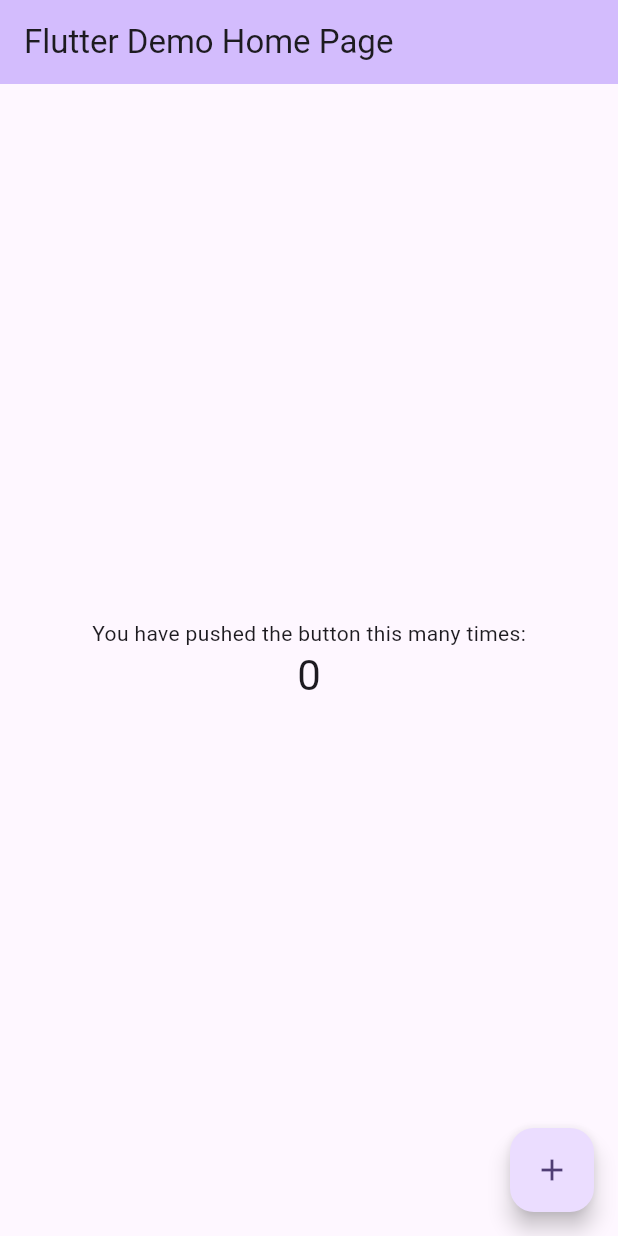
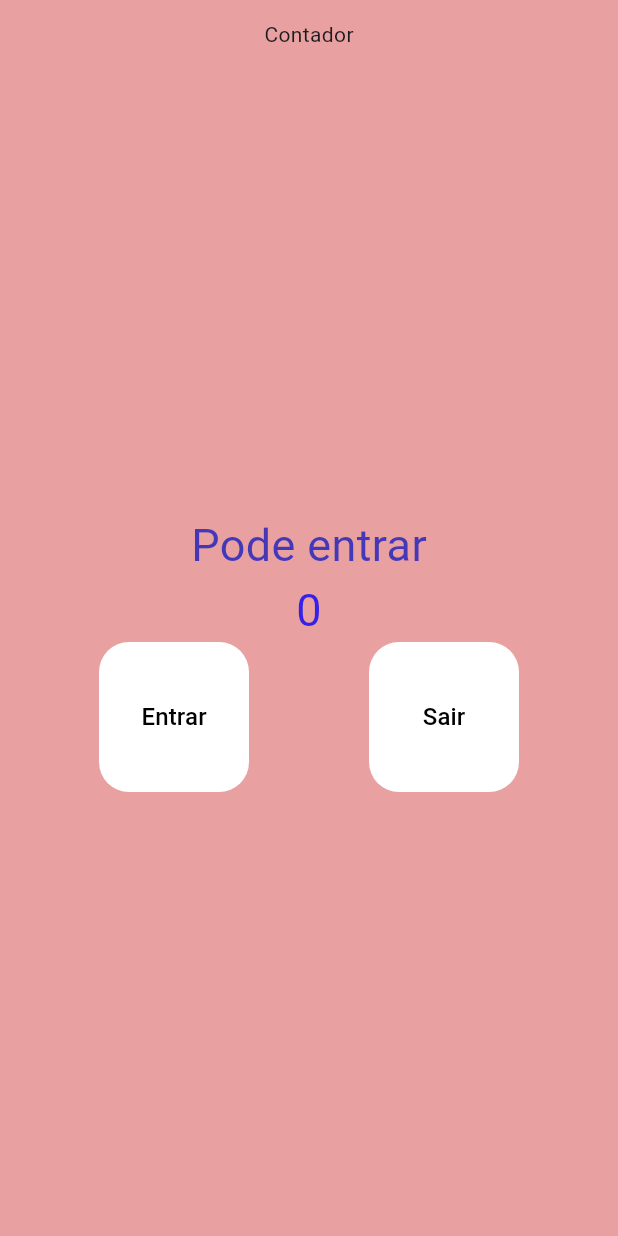
Before and after one commit to PedroPog/ProjetosFlutter, a Flutter app: the screen it shows after launch, on a phone screen of 412 x 824 dp. Run offline on Flutter 3.47's test engine with Material 3 defaults, Android fonts, the phone set to English and light mode, and no system bars.

Commit message:
Primeira Aula

```diff
--- a/contador/lib/main.dart
+++ b/contador/lib/main.dart
@@ -1,111 +1,108 @@
+
+// ignore_for_file: prefer_const_constructors
+
 import 'package:flutter/material.dart';
+import 'package:flutter/widgets.dart';
 
 void main() {
-  runApp(const MyApp());
+  runApp(
+    MaterialApp(
+      home: Contador(),
+    )
+  );
 }
 
-class MyApp extends StatelessWidget {
-  const MyApp({super.key});
+class Contador extends StatefulWidget {
+  const Contador({super.key});
 
-  // This widget is the root of your application.
   @override
-  Widget build(BuildContext context) {
-    return MaterialApp(
-      title: 'Flutter Demo',
-      theme: ThemeData(
-
-        colorScheme: ColorScheme.fromSeed(seedColor: Colors.deepPurple),
-        useMaterial3: true,
-      ),
-      home: const MyHomePage(title: 'Flutter Demo Home Page'),
-    );
-  }
+  State<Contador> createState() => _ContadorState();
 }
 
-class MyHomePage extends StatefulWidget {
-  const MyHomePage({super.key, required this.title});
+class _ContadorState extends State<Contador> {
 
-  // This widget is the home page of your application. It is stateful, meaning
-  // that it has a State object (defined below) that contains fields that affect
-  // how it looks.
+  void inclement() {
+    print("Incremento");
 
-  // This class is the configuration for the state. It holds the values (in this
-  // case the title) provided by the parent (in this case the App widget) and
-  // used by the build method of the State. Fields in a Widget subclass are
-  // always marked "final".
-
-  final String title;
-
-  @override
-  State<MyHomePage> createState() => _MyHomePageState();
   }
-
-class _MyHomePageState extends State<MyHomePage> {
-  int _counter = 0;
-
-  void _incrementCounter() {
-    setState(() {
-      // This call to setState tells the Flutter framework that something has
-      // changed in this State, which causes it to rerun the build method below
-      // so that the display can reflect the updated values. If we changed
-      // _counter without calling setState(), then the build method would not be
-      // called again, and so nothing would appear to happen.
-      _counter++;
-    });
+  void declement() {
+    print("Decremento");
   }
 
   @override
   Widget build(BuildContext context) {
-    // This method is rerun every time setState is called, for instance as done
-    // by the _incrementCounter method above.
-    //
-    // The Flutter framework has been optimized to make rerunning build methods
-    // fast, so that you can just rebuild anything that needs updating rather
-    // than having to individually change instances of widgets.
-    return Scaffold(
-      appBar: AppBar(
-        // TRY THIS: Try changing the color here to a specific color (to
-        // Colors.amber, perhaps?) and trigger a hot reload to see the AppBar
-        // change color while the other colors stay the same.
-        backgroundColor: Theme.of(context).colorScheme.inversePrimary,
-        // Here we take the value from the MyHomePage object that was created by
-        // the App.build method, and use it to set our appbar title.
-        title: Text(widget.title),
+    return MaterialApp(
+      home: Scaffold(
+      // ignore: prefer_const_constructors
+      appBar: Tab(
+        text: "Contador",
       ),
-      body: Center(
-        // Center is a layout widget. It takes a single child and positions it
-        // in the middle of the parent.
-        child: Column(
-          // Column is also a layout widget. It takes a list of children and
-          // arranges them vertically. By default, it sizes itself to fit its
-          // children horizontally, and tries to be as tall as its parent.
-          //
-          // Column has various properties to control how it sizes itself and
-          // how it positions its children. Here we use mainAxisAlignment to
-          // center the children vertically; the main axis here is the vertical
-          // axis because Columns are vertical (the cross axis would be
-          // horizontal).
-          //
-          // TRY THIS: Invoke "debug painting" (choose the "Toggle Debug Paint"
-          // action in the IDE, or press "p" in the console), to see the
-          // wireframe for each widget.
+      backgroundColor: Color.fromARGB(255, 233, 160, 160),
+      body: Column(
         mainAxisAlignment: MainAxisAlignment.center,
-          children: <Widget>[
-            const Text(
-              'You have pushed the button this many times:',
+        children: [
+          Text("Pode entrar",style: TextStyle(
+            fontSize: 30.0,
+            color: Color.fromARGB(255, 68, 55, 184)
+          ),),
+          Text("0",style: TextStyle(
+            fontSize: 30.0,
+            color: Color.fromARGB(255, 53, 33, 231)
+          ),),
+          Row(
+            mainAxisAlignment: MainAxisAlignment.center,
+            children: [
+              TextButton(
+                onPressed: inclement,
+                style: TextButton.styleFrom(
+                  backgroundColor: Colors.white,
+                  fixedSize: Size(100, 100),
+                  animationDuration: Duration(seconds: 3000),
+                  foregroundColor: Colors.amber,
+                  shape: RoundedRectangleBorder(
+                    borderRadius: BorderRadius.only(bottomLeft: Radius.circular(20),bottomRight: Radius.circular(20),
+                                                        topLeft: Radius.circular(20),topRight: Radius.circular(20))
+                  )
                 ),
-            Text(
-              '$_counter',
-              style: Theme.of(context).textTheme.headlineMedium,
+                child: Text(
+                  "Entrar",
+                  style: TextStyle(
+                    fontSize: 16.0,
+                    color: const Color.fromARGB(255, 0, 0, 0),
                   ),
+                )
+              ),
+              SizedBox(width: 80),
+              TextButton(
+                onPressed: declement,
+                style: TextButton.styleFrom(
+                  backgroundColor: Colors.white,
+                  fixedSize: Size(100, 100),
+                  animationDuration: Duration(seconds: 2000),
+                  foregroundColor: Colors.amber,
+                  shape: RoundedRectangleBorder(
+                    borderRadius: BorderRadius.circular(20)
+                  )
+                ),
+                child: Text(
+                  "Sair",
+                  style: TextStyle(
+                    fontSize: 16.0,
+                    color: const Color.fromARGB(255, 0, 0, 0),
+                  ),
+                )
+              )
+            ],
+          )
         ],
       ),
     ),
-      floatingActionButton: FloatingActionButton(
-        onPressed: _incrementCounter,
-        tooltip: 'Increment',
-        child: const Icon(Icons.add),
-      ), // This trailing comma makes auto-formatting nicer for build methods.
+    title: "Contador 2.0",
+    debugShowCheckedModeBanner: false,
     );
   }
+
+
+
+
 }
```
Lines whose indentation alone changed are shown as unchanged.
